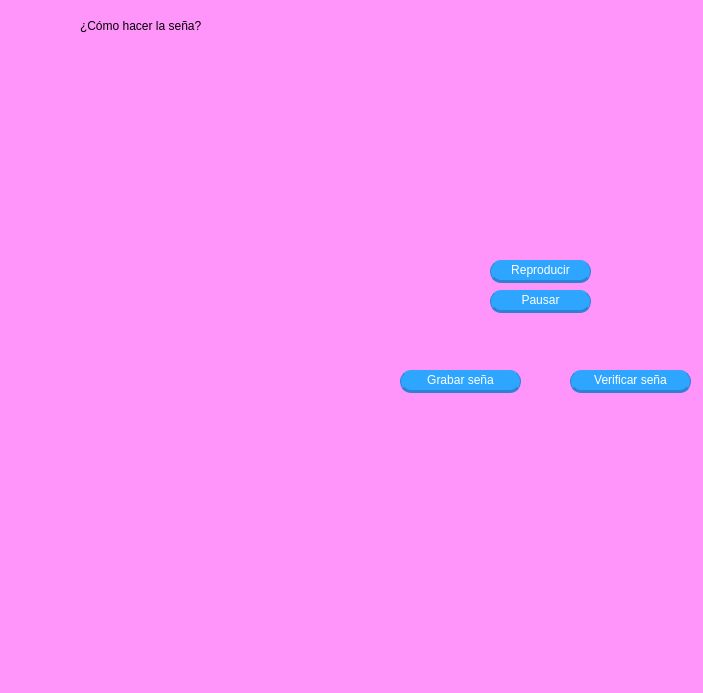
First picture: the form in IG5.ui, repository lulacuna16/TT-2021-A004, before the edit.
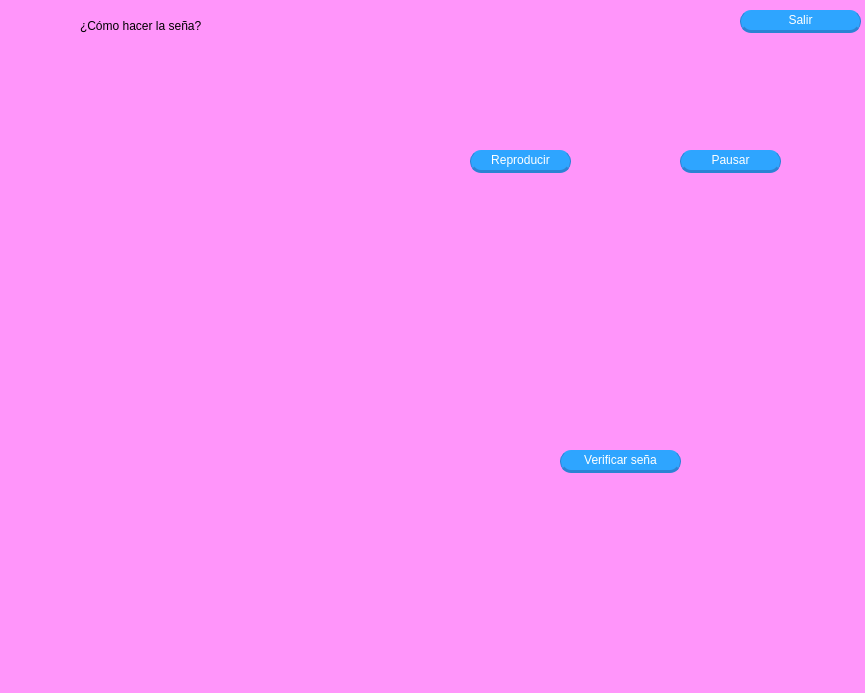
Second picture: the form after the edit.

Commit message: Incorporación de camara web

Patch:
```diff
--- a/IG5.ui
+++ b/IG5.ui
@@ -6,7 +6,7 @@
    <rect>
     <x>0</x>
     <y>0</y>
-    <width>703</width>
+    <width>865</width>
     <height>693</height>
    </rect>
   </property>
@@ -30,8 +30,8 @@
   <widget class="QPushButton" name="botonReproducir">
    <property name="geometry">
     <rect>
-     <x>490</x>
-     <y>260</y>
+     <x>470</x>
+     <y>150</y>
      <width>101</width>
      <height>23</height>
     </rect>
@@ -68,8 +68,8 @@
   <widget class="QPushButton" name="botonPausar">
    <property name="geometry">
     <rect>
-     <x>490</x>
-     <y>290</y>
+     <x>680</x>
+     <y>150</y>
      <width>101</width>
      <height>23</height>
     </rect>
@@ -106,8 +106,8 @@
   <widget class="QPushButton" name="botonVerificar">
    <property name="geometry">
     <rect>
-     <x>570</x>
-     <y>370</y>
+     <x>560</x>
+     <y>450</y>
      <width>121</width>
      <height>23</height>
     </rect>
@@ -141,44 +141,6 @@
     <string>Verificar seña</string>
    </property>
   </widget>
-  <widget class="QPushButton" name="botonGrabar">
-   <property name="geometry">
-    <rect>
-     <x>400</x>
-     <y>370</y>
-     <width>121</width>
-     <height>23</height>
-    </rect>
-   </property>
-   <property name="styleSheet">
-    <string notr="true">QPushButton{
-color: rgb(255, 255, 255);
-	background-color: rgb(46, 165, 255);
-	font: 12pt &quot;Segoe Print&quot;;
-	border-radius: 11px;
-	border:none;
-	border-left: 1px solid rgb(44, 131, 212);
-	border-right: 1px solid rgb(44, 131, 212);
-	border-bottom: 3px solid rgb(44, 131, 212);
-}
-QPushButton:hover{
-	background-color: rgb(14, 235, 255);
-	border-left: 1px solid rgb(44, 131, 212);
-	border-right: 1px solid rgb(44, 131, 212);
-	border-bottom: 3px solid rgb(44, 131, 212);
-}
-QPushButton:pressed{
-	background-color: rgb(40, 170, 221);
-	border-left: 1px solid rgb(44, 131, 212);
-	border-right: 1px solid rgb(44, 131, 212);
-	border-top: 3px solid rgb(44, 131, 212);
-	border-bottomr: none;
-}</string>
-   </property>
-   <property name="text">
-    <string>Grabar seña</string>
-   </property>
-  </widget>
   <widget class="QLabel" name="labelTutorial">
    <property name="geometry">
     <rect>
@@ -195,6 +157,64 @@
     <string>¿Cómo hacer la seña?</string>
    </property>
   </widget>
+  <widget class="QLabel" name="lblCamara">
+   <property name="geometry">
+    <rect>
+     <x>410</x>
+     <y>320</y>
+     <width>431</width>
+     <height>291</height>
+    </rect>
+   </property>
+   <property name="text">
+    <string/>
+   </property>
+  </widget>
+  <widget class="QPushButton" name="botonSalir">
+   <property name="geometry">
+    <rect>
+     <x>740</x>
+     <y>10</y>
+     <width>121</width>
+     <height>23</height>
+    </rect>
+   </property>
+   <property name="styleSheet">
+    <string notr="true">QPushButton{
+color: rgb(255, 255, 255);
+	background-color: rgb(46, 165, 255);
+	font: 12pt &quot;Segoe Print&quot;;
+	border-radius: 11px;
+	border:none;
+	border-left: 1px solid rgb(44, 131, 212);
+	border-right: 1px solid rgb(44, 131, 212);
+	border-bottom: 3px solid rgb(44, 131, 212);
+}
+QPushButton:hover{
+	background-color: rgb(14, 235, 255);
+	border-left: 1px solid rgb(44, 131, 212);
+	border-right: 1px solid rgb(44, 131, 212);
+	border-bottom: 3px solid rgb(44, 131, 212);
+}
+QPushButton:pressed{
+	background-color: rgb(40, 170, 221);
+	border-left: 1px solid rgb(44, 131, 212);
+	border-right: 1px solid rgb(44, 131, 212);
+	border-top: 3px solid rgb(44, 131, 212);
+	border-bottomr: none;
+}</string>
+   </property>
+   <property name="text">
+    <string>Salir</string>
+   </property>
+  </widget>
+  <zorder>lblCamara</zorder>
+  <zorder>widgetVideoTutorial</zorder>
+  <zorder>botonReproducir</zorder>
+  <zorder>botonPausar</zorder>
+  <zorder>botonVerificar</zorder>
+  <zorder>labelTutorial</zorder>
+  <zorder>botonSalir</zorder>
  </widget>
  <resources/>
  <connections/>
```
The commit also changes 1 other file.
